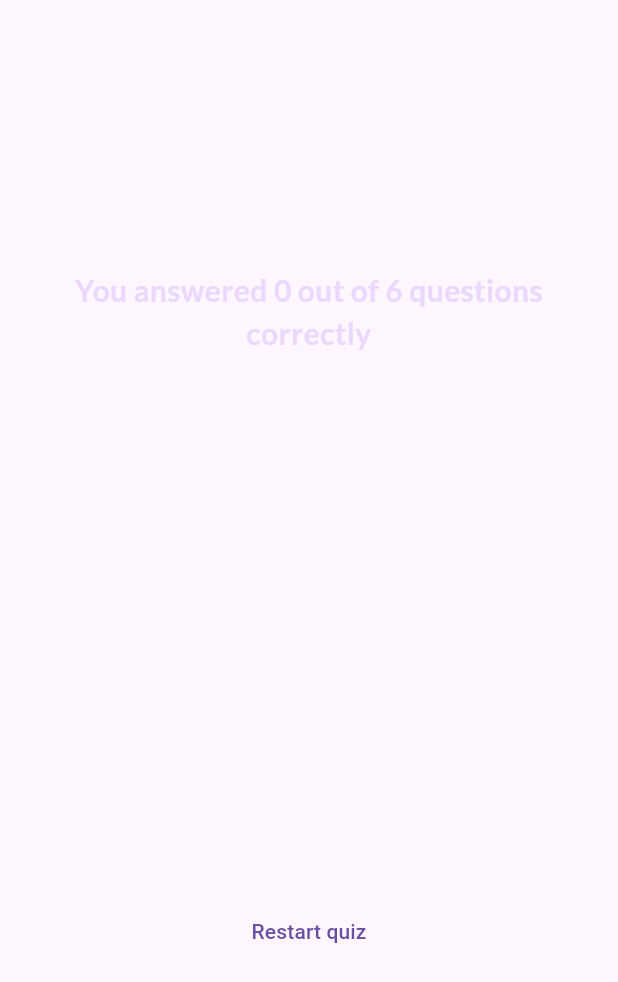
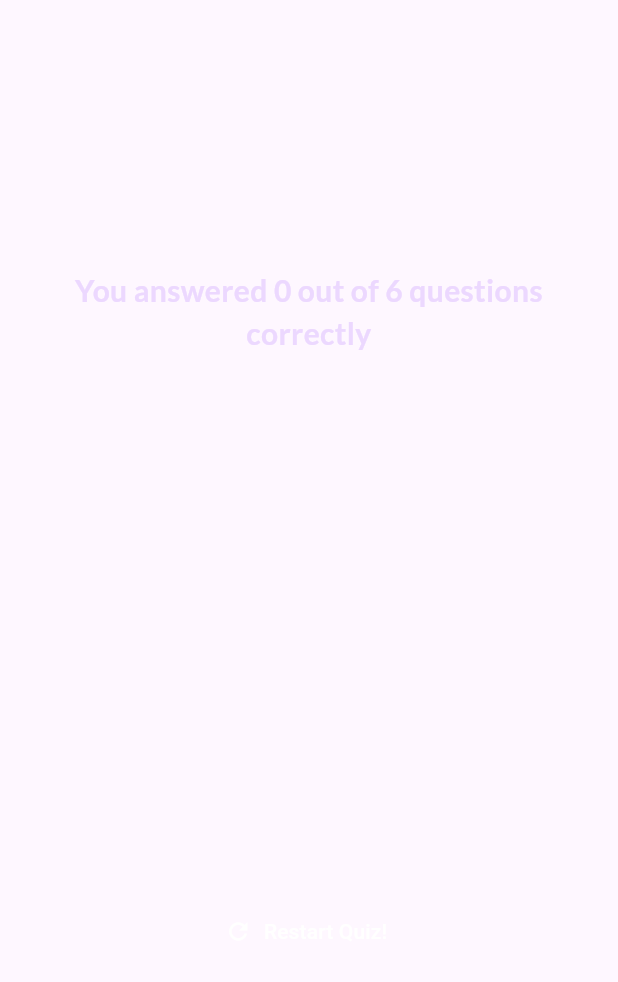
Before and after one commit to andreitecsor/quiz_app, a Flutter app: the ResultsScreen widget shown alone on an empty page, opened directly with empty values, on a phone screen of 412 x 824 dp. Shown: the top 982 px of the screen. Run offline on Flutter 3.47's test engine with Material 3 defaults, Android fonts, the phone set to English and light mode, and no system bars; our stand-ins replace google_fonts.

Commit message:
Assignment 1: apply style on restart button

```diff
--- a/lib/results_screen.dart
+++ b/lib/results_screen.dart
@@ -51,9 +51,13 @@ class ResultsScreen extends StatelessWidget {
           const SizedBox(height: 30),
           QuestionsSummary(summaryData: getSummaryData()),
           const SizedBox(height: 30),
-          TextButton(
+          TextButton.icon(
             onPressed: restartQuiz,
-            child: const Text('Restart quiz'),
+            style: TextButton.styleFrom(
+              foregroundColor: Colors.white,
+            ),
+            icon: const Icon(Icons.refresh),
+            label: const Text('Restart Quiz!'),
           )
         ]),
       ),
```
